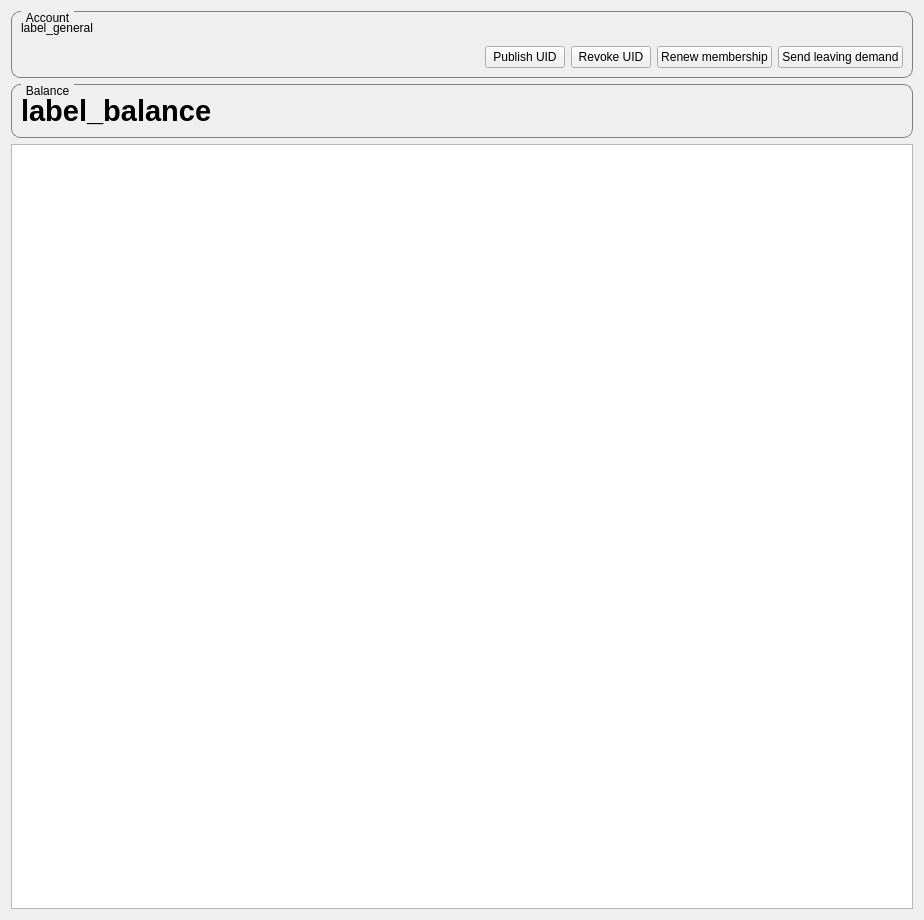
Before: the Qt Designer form res/ui/wallets_tab.ui in duniter/sakia, drawn with Qt 5.
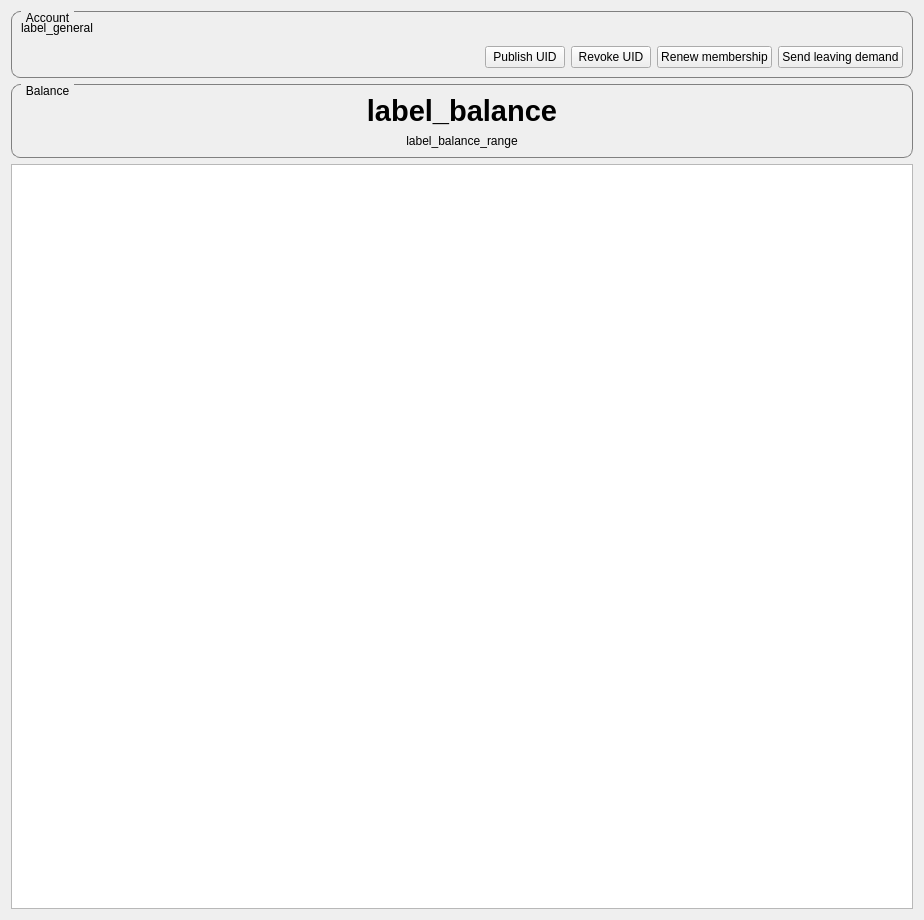
After: the same form once the commit is applied.

Commit message: Change display of account amount on wallet tab

```diff
--- a/res/ui/wallets_tab.ui
+++ b/res/ui/wallets_tab.ui
@@ -132,7 +132,17 @@
          <string>label_balance</string>
         </property>
         <property name="alignment">
-         <set>Qt::AlignLeading|Qt::AlignLeft|Qt::AlignTop</set>
+         <set>Qt::AlignHCenter|Qt::AlignTop</set>
+        </property>
+       </widget>
+      </item>
+      <item>
+       <widget class="QLabel" name="label_balance_range">
+        <property name="text">
+         <string>label_balance_range</string>
+        </property>
+        <property name="alignment">
+         <set>Qt::AlignCenter</set>
         </property>
        </widget>
       </item>
```
The commit also changes 2 other files.
